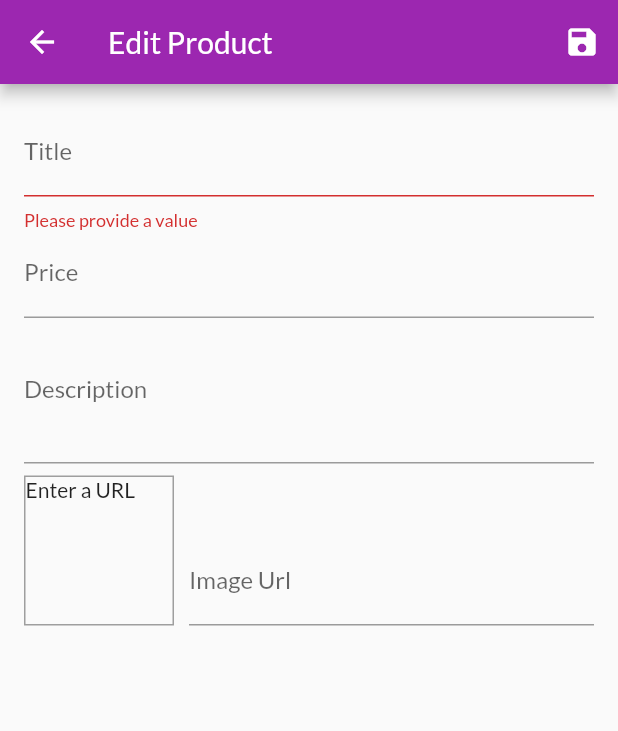
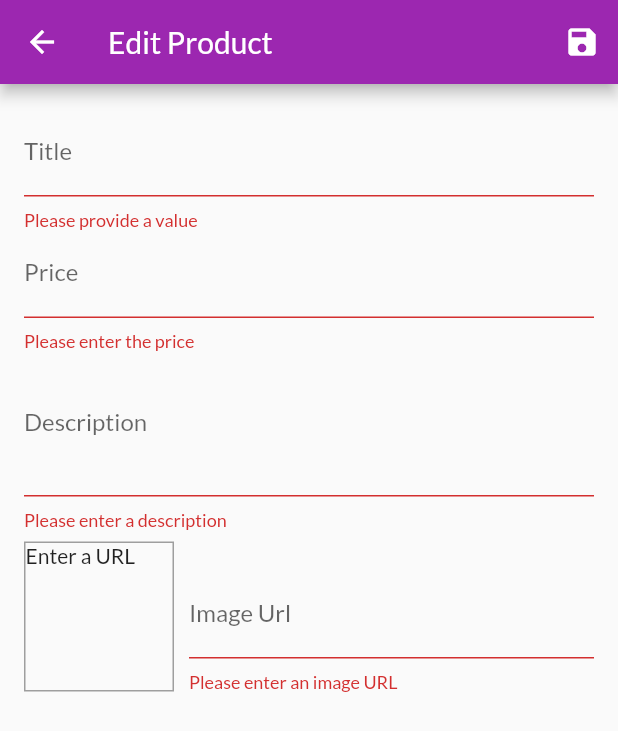
Before and after one commit to rizalaji1st/shop_app_flutter, a Flutter app: the EditProductScreen screen opened by its route, after a tap on the "save" icon, on a phone screen of 412 x 824 dp. Shown: the top 731 px of the screen. Run offline on Flutter 3.47's test engine with Material 2 defaults, Android fonts, the light colour scheme and no system bars; network calls fail.

Commit message:
Menambah validasi pada form

```diff
--- a/lib/screens/edit_product_screen.dart
+++ b/lib/screens/edit_product_screen.dart
@@ -25,6 +25,10 @@ class _EditProductScreenState extends State<EditProductScreen> {
 
   void _updateImageUrl() {
     if (!_imageUrlFocusNode.hasFocus) {
+      if (_imageUrlController.text.isEmpty || _imageUrlController.text.length < 10) {
+        return ;
+      }
+
       setState(() {});
     }
   }
@@ -97,6 +101,18 @@ class _EditProductScreenState extends State<EditProductScreen> {
                 onFieldSubmitted: (value) {
                   FocusScope.of(context).requestFocus(_descriptionFocusNode);
                 },
+                validator: (value) {
+                  if (value!.isEmpty) {
+                    return 'Please enter the price';
+                  }
+                  if (double.tryParse(value) == null) {
+                    return 'Please enter a valid number';
+                  }
+                  if (double.parse(value) <= 0) {
+                    return 'Please enter a number greater than zero';
+                  }
+                  return null;
+                },
                 onSaved: (value) {
                   _editedProduct = Product(
                     id: _editedProduct.id,
@@ -120,6 +136,16 @@ class _EditProductScreenState extends State<EditProductScreen> {
                     price: _editedProduct.price,
                     imageUrl: _editedProduct.imageUrl,
                   );
+                },
+                validator: (value) {
+                  if (value!.isEmpty) {
+                    return 'Please enter a description';
+                  }
+                  if (value.length < 10) {
+                    return 'Minimal length is 10';
+                  }
+
+                  return null;
                 },
               ),
               Row(
@@ -153,6 +179,12 @@ class _EditProductScreenState extends State<EditProductScreen> {
                       onFieldSubmitted: (_) {
                         _saveForm();
                       },
+                      validator: (value) {
+                        if (value!.isEmpty) return 'Please enter an image URL';
+                        if (!value.startsWith('http'))
+                          return 'Please enter a valid URL';
+                        return null;
+                      },
                       onSaved: (value) {
                         _editedProduct = Product(
                           id: _editedProduct.id,
```
